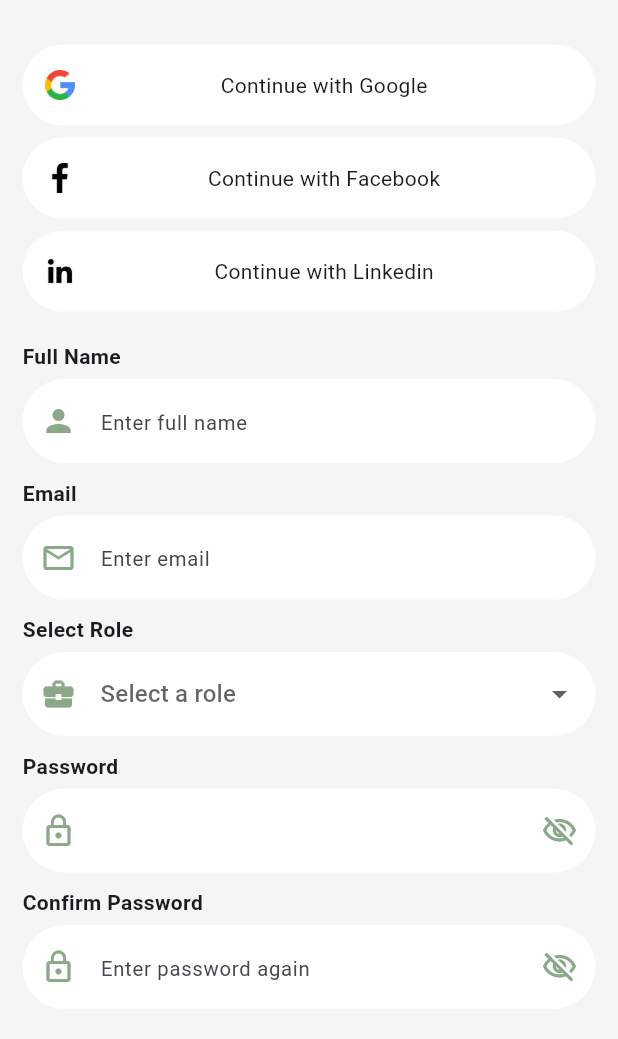
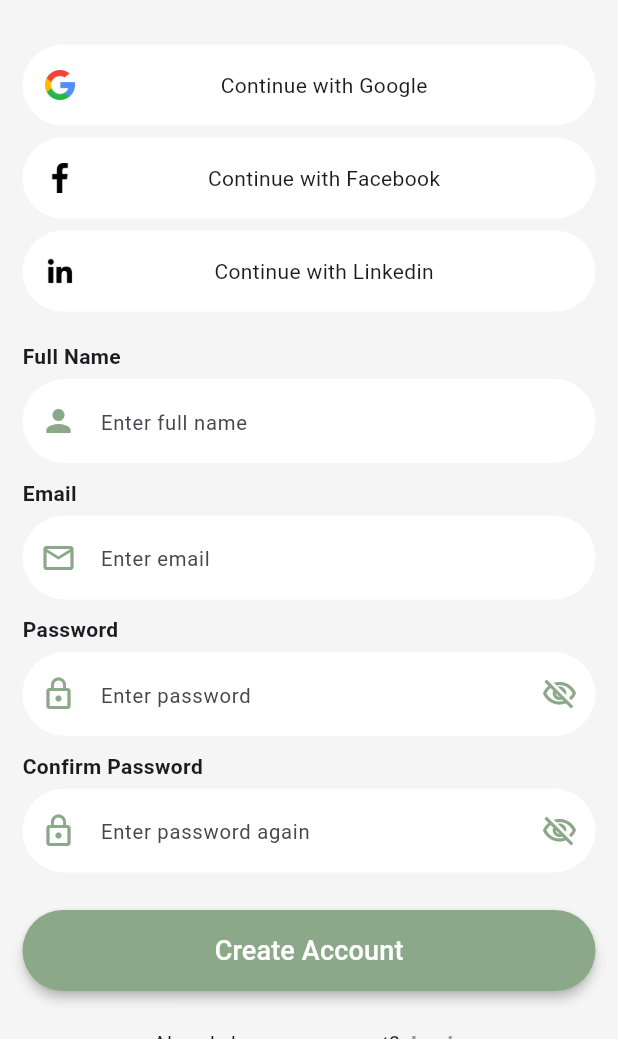
Before and after one commit to DanishR07/NeuraPath, a Flutter app: the SignupScreen screen opened by its route, on a phone screen of 412 x 824 dp, the part 197-1236 px from its top. Run offline on Flutter 3.47's test engine with Material 3 defaults, Android fonts, the phone set to English and light mode, and no system bars; our stand-ins replace firebase_core, get, get_storage, smooth_page_indicator; accounts and stored records are empty.

Commit message:
Changes UI for signup

```diff
--- a/lib/colors.dart
+++ b/lib/customs.dart
@@ -3,3 +3,6 @@ import 'package:flutter/material.dart';
 class AppColors {
   static const Color primaryGreen = Color(0xFF8BA989);
 }
+class ApiConfig {
+  static const String devBaseUrl = "http://192.168.137.1:8000/api";
+}
--- a/lib/ui/auth_screens/view_models/login_vm.dart
+++ b/lib/ui/auth_screens/view_models/login_vm.dart
@@ -3,7 +3,7 @@ import 'package:flutter/material.dart';
 import 'package:get/get.dart';
 import 'package:get_storage/get_storage.dart';
 import 'package:http/http.dart' as http;
-import '../../../colors.dart';
+import '../../../customs.dart';
 
 class LoginViewModel extends GetxController {
   final storage = GetStorage();
@@ -29,7 +29,7 @@ class LoginViewModel extends GetxController {
 
     try {
       final response = await http.post(
-        Uri.parse("http://192.168.100.181:8000/api/login"),
+        Uri.parse("${ApiConfig.devBaseUrl}/login"),
         headers: {"Accept": "application/json"},
         body: {
           "email": email,
--- a/lib/ui/auth_screens/view_models/signup_vm.dart
+++ b/lib/ui/auth_screens/view_models/signup_vm.dart
@@ -3,31 +3,22 @@ import 'package:flutter/material.dart';
 import 'package:get/get.dart';
 import 'package:get_storage/get_storage.dart';
 import 'package:http/http.dart' as http;
-import '../../../colors.dart';
+import '../../../customs.dart';
 
 class SignupViewModel extends GetxController {
   final storage = GetStorage();
   var isLoading = false.obs;
 
-  /// Normalize the role text to match the backend format
-  String normalizeRole(String role) {
-    // Convert to lowercase and replace spaces with underscores
-    return role.trim().toLowerCase().replaceAll(' ', '_');
-  }
-
-  /// Signup function
   Future<void> signup({
     required String name,
     required String email,
-    required String role,
     required String password,
     required String confirmPassword,
   }) async {
     if (name.isEmpty ||
         email.isEmpty ||
         password.isEmpty ||
-        confirmPassword.isEmpty ||
-        role.isEmpty) {
+        confirmPassword.isEmpty) {
       Get.snackbar(
         "Missing Fields",
         "Please fill all fields.",
@@ -50,16 +41,12 @@ class SignupViewModel extends GetxController {
     isLoading.value = true;
 
     try {
-      // Normalize role (e.g. "Job Seeker" → "job_seeker")
-      final normalizedRole = normalizeRole(role);
-
       final response = await http.post(
-        Uri.parse("http://192.168.100.181:8000/api/register"),
+        Uri.parse("${ApiConfig.devBaseUrl}/register"),
         headers: {"Accept": "application/json"},
         body: {
           "name": name,
           "email": email,
-          "role": normalizedRole,
           "password": password,
           "password_confirmation": confirmPassword,
         },
--- a/lib/ui/auth_screens/views/forgot_password_screen.dart
+++ b/lib/ui/auth_screens/views/forgot_password_screen.dart
@@ -1,7 +1,7 @@
 import 'package:flutter/material.dart';
 import 'package:get/get.dart';
 
-import '../../../colors.dart';
+import '../../../customs.dart';
 
 class ForgotPasswordScreen extends StatefulWidget {
   const ForgotPasswordScreen({super.key});
--- a/lib/ui/auth_screens/views/login_screen.dart
+++ b/lib/ui/auth_screens/views/login_screen.dart
@@ -3,7 +3,7 @@ import 'package:flutter/services.dart';
 import 'package:fyp/ui/auth_screens/view_models/login_vm.dart';
 import 'package:get/get.dart';
 
-import '../../../colors.dart';
+import '../../../customs.dart';
 
 class LoginScreen extends StatefulWidget {
   const LoginScreen({super.key});
--- a/lib/ui/auth_screens/views/otp_verification_screen.dart
+++ b/lib/ui/auth_screens/views/otp_verification_screen.dart
@@ -3,7 +3,7 @@ import 'package:flutter/services.dart';
 import 'package:fyp/ui/custom_widgets/otp_pin_box_widget.dart';
 import 'package:get/get.dart';
 
-import '../../../colors.dart';
+import '../../../customs.dart';
 
 class OtpVerificationScreen extends StatefulWidget {
   const OtpVerificationScreen({super.key});
--- a/lib/ui/auth_screens/views/reset_password_screen.dart
+++ b/lib/ui/auth_screens/views/reset_password_screen.dart
@@ -1,7 +1,7 @@
 import 'package:flutter/material.dart';
 import 'package:get/get.dart';
 
-import '../../../colors.dart';
+import '../../../customs.dart';
 
 class ResetPasswordScreen extends StatefulWidget {
   const ResetPasswordScreen({super.key});
--- a/lib/ui/auth_screens/views/signup_screen.dart
+++ b/lib/ui/auth_screens/views/signup_screen.dart
@@ -1,7 +1,7 @@
 import 'package:flutter/material.dart';
 import 'package:get/get.dart';
 
-import '../../../colors.dart';
+import '../../../customs.dart';
 import '../view_models/signup_vm.dart';
 
 class SignupScreen extends StatefulWidget {
@@ -13,13 +13,11 @@ class SignupScreen extends StatefulWidget {
 
 class _SignupScreenState extends State<SignupScreen> {
   final SignupViewModel signupViewModel = Get.put(SignupViewModel());
+  final TextEditingController _fullNameController = TextEditingController();
   final TextEditingController _emailController = TextEditingController();
   final TextEditingController _passwordController = TextEditingController();
   final TextEditingController _confirmPasswordController =
       TextEditingController();
-  final TextEditingController _fullNameController = TextEditingController();
-  String? _selectedRole;
-  final List<String> _roles = ["Student", "Job Seeker", "Professional"];
   bool _obscurePassword = true;
   bool _obscureConfirmPassword = true;
 
@@ -171,52 +169,6 @@ class _SignupScreenState extends State<SignupScreen> {
               Align(
                 alignment: Alignment.centerLeft,
                 child: Text(
-                  "Select Role",
-                  style: TextStyle(fontWeight: FontWeight.bold),
-                ),
-              ),
-              SizedBox(height: 5),
-              DropdownButtonFormField<String>(
-                dropdownColor: AppColors.primaryGreen,
-                value: _selectedRole,
-                items: _roles
-                    .map(
-                      (role) => DropdownMenuItem(
-                        value: role,
-                        child: Text(
-                          role,
-                          style: TextStyle(
-                            fontSize: 13.5,
-                            fontWeight: FontWeight.normal,
-                          ),
-                        ),
-                      ),
-                    )
-                    .toList(),
-                onChanged: (value) {
-                  setState(() {
-                    _selectedRole = value;
-                  });
-                },
-                decoration: InputDecoration(
-                  hintText: "Select a role",
-                  prefixIcon: Icon(
-                    Icons.business_center,
-                    color: AppColors.primaryGreen,
-                  ),
-                  hintStyle: TextStyle(fontSize: 13.5),
-                  filled: true,
-                  fillColor: Colors.white,
-                  border: OutlineInputBorder(
-                    borderRadius: BorderRadius.circular(30),
-                    borderSide: BorderSide.none,
-                  ),
-                ),
-              ),
-              SizedBox(height: 10),
-              Align(
-                alignment: Alignment.centerLeft,
-                child: Text(
                   "Password",
                   style: TextStyle(fontWeight: FontWeight.bold),
                 ),
@@ -229,11 +181,12 @@ class _SignupScreenState extends State<SignupScreen> {
                 decoration: InputDecoration(
                   filled: true,
                   fillColor: Colors.white,
+                  hintText: "Enter password",
                   border: OutlineInputBorder(
                     borderRadius: BorderRadius.circular(30),
                     borderSide: BorderSide.none,
                   ),
-                  hintStyle: TextStyle(fontSize: 13.5,),
+                  hintStyle: TextStyle(fontSize: 13.5),
                   prefixIcon: Icon(
                     Icons.lock_outline,
                     color: AppColors.primaryGreen,
@@ -306,7 +259,6 @@ class _SignupScreenState extends State<SignupScreen> {
                           await signupViewModel.signup(
                             name: _fullNameController.text.trim(),
                             email: _emailController.text.trim(),
-                            role: _selectedRole ?? '',
                             password: _passwordController.text,
                             confirmPassword: _confirmPasswordController.text,
                           );
@@ -335,7 +287,7 @@ class _SignupScreenState extends State<SignupScreen> {
                       Get.offNamed("/login_screen");
                     },
                     child: Text(
-                      "  Login In",
+                      "  Login",
                       style: TextStyle(
                         color: AppColors.primaryGreen,
                         fontWeight: FontWeight.bold,
--- a/lib/ui/boarding_screen/onboarding_screen.dart
+++ b/lib/ui/boarding_screen/onboarding_screen.dart
@@ -1,5 +1,5 @@
 import 'package:flutter/material.dart';
-import 'package:fyp/colors.dart';
+import 'package:fyp/customs.dart';
 import 'package:fyp/ui/intro_screens/intro_screen1.dart';
 import 'package:fyp/ui/intro_screens/intro_screen2.dart';
 import 'package:fyp/ui/intro_screens/intro_screen3.dart';
--- a/lib/ui/custom_widgets/otp_pin_box_widget.dart
+++ b/lib/ui/custom_widgets/otp_pin_box_widget.dart
@@ -1,7 +1,7 @@
 import 'package:flutter/material.dart';
 import 'package:flutter/services.dart';
 
-import '../../colors.dart';
+import '../../customs.dart';
 
 class OtpPinBoxWidget extends StatefulWidget {
   const OtpPinBoxWidget({super.key});
--- a/lib/ui/home_screen/view_models/home_vm.dart
+++ b/lib/ui/home_screen/view_models/home_vm.dart
@@ -3,12 +3,12 @@ import 'package:get/get.dart';
 import 'package:get_storage/get_storage.dart';
 import 'package:http/http.dart' as http;
 import 'dart:convert';
+import '../../../customs.dart';
 
 class HomeViewModel extends GetxController {
   final storage = GetStorage();
   var isLoading = false.obs;
 
-  /// Logout Function
   Future<void> logout() async {
     final token = storage.read('token');
 
@@ -23,7 +23,7 @@ class HomeViewModel extends GetxController {
 
     try {
       final response = await http.post(
-        Uri.parse('http://192.168.100.181:8000/api/logout'),
+        Uri.parse('${ApiConfig.devBaseUrl}/logout'),
         headers: {
           'Accept': 'application/json',
           'Authorization': 'Bearer $token',
@@ -61,6 +61,7 @@ class HomeViewModel extends GetxController {
         backgroundColor: Colors.redAccent,
         colorText: Colors.white,
       );
+      print(e);
     } finally {
       isLoading.value = false;
     }
--- a/lib/ui/home_screen/views/home_screen.dart
+++ b/lib/ui/home_screen/views/home_screen.dart
@@ -2,7 +2,7 @@ import 'package:flutter/material.dart';
 import 'package:fyp/ui/home_screen/view_models/home_vm.dart';
 import 'package:get/get.dart';
 
-import '../../../colors.dart';
+import '../../../customs.dart';
 
 class HomeScreen extends StatelessWidget {
   HomeScreen({super.key});
@@ -65,7 +65,7 @@ class HomeScreen extends StatelessWidget {
           ],
         ),
       ),
-      body: const Center(child: Text('Home Page')),
+      body: const Center(child: Text('Home Screen')),
     );
   }
 }
--- a/lib/ui/intro_screens/intro_screen1.dart
+++ b/lib/ui/intro_screens/intro_screen1.dart
@@ -1,6 +1,6 @@
 import 'package:flutter/material.dart';
 
-import '../../colors.dart';
+import '../../customs.dart';
 
 class IntroScreen1 extends StatelessWidget {
   const IntroScreen1({super.key});
--- a/lib/ui/intro_screens/intro_screen2.dart
+++ b/lib/ui/intro_screens/intro_screen2.dart
@@ -1,6 +1,6 @@
 import 'package:flutter/material.dart';
 
-import '../../colors.dart';
+import '../../customs.dart';
 
 class IntroScreen2 extends StatelessWidget {
   const IntroScreen2({super.key});
--- a/lib/ui/intro_screens/intro_screen3.dart
+++ b/lib/ui/intro_screens/intro_screen3.dart
@@ -1,6 +1,6 @@
 import 'package:flutter/material.dart';
 
-import '../../colors.dart';
+import '../../customs.dart';
 
 class IntroScreen3 extends StatelessWidget {
   const IntroScreen3({super.key});
--- a/lib/ui/intro_screens/intro_screen4.dart
+++ b/lib/ui/intro_screens/intro_screen4.dart
@@ -1,6 +1,6 @@
 import 'package:flutter/material.dart';
 
-import '../../colors.dart';
+import '../../customs.dart';
 
 class IntroScreen4 extends StatelessWidget {
   const IntroScreen4({super.key});
--- a/lib/ui/intro_screens/intro_screen5.dart
+++ b/lib/ui/intro_screens/intro_screen5.dart
@@ -1,6 +1,6 @@
 import 'package:flutter/material.dart';
 
-import '../../colors.dart';
+import '../../customs.dart';
 
 class IntroScreen5 extends StatelessWidget {
   const IntroScreen5({super.key});
--- a/lib/ui/success_message_screens/password_reset_success_message_screen.dart
+++ b/lib/ui/success_message_screens/password_reset_success_message_screen.dart
@@ -1,7 +1,7 @@
 import 'package:flutter/material.dart';
 import 'package:get/get.dart';
 
-import '../../colors.dart';
+import '../../customs.dart';
 
 class PasswordResetSuccessMessageScreen extends StatefulWidget {
   const PasswordResetSuccessMessageScreen({super.key});
```
